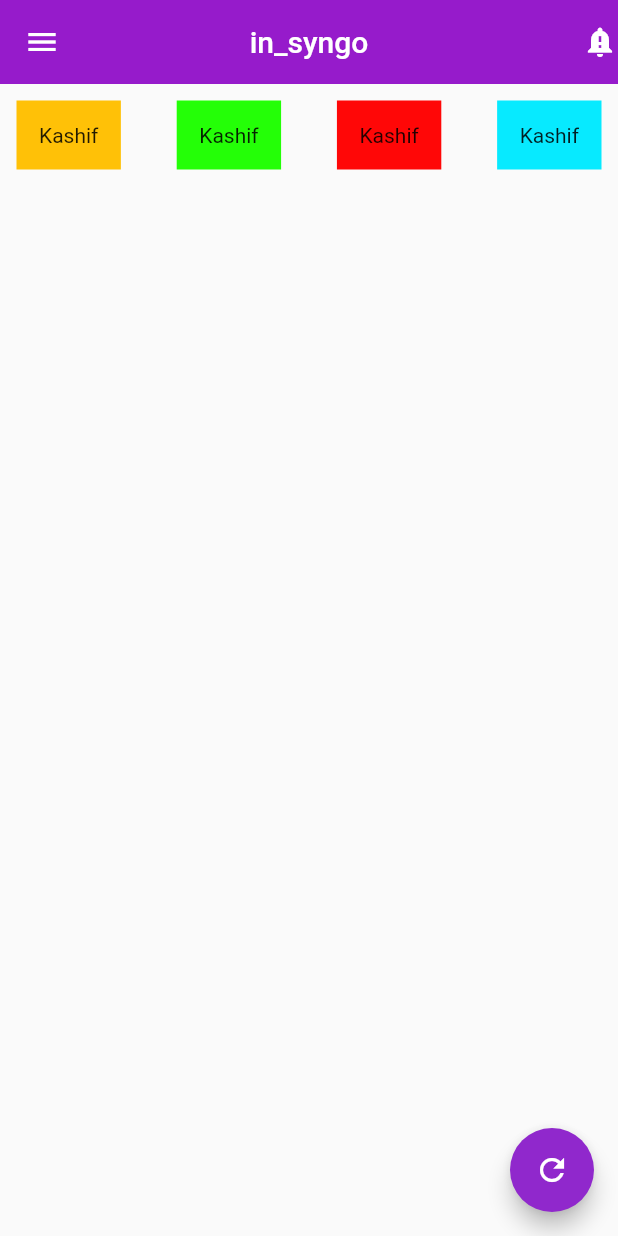
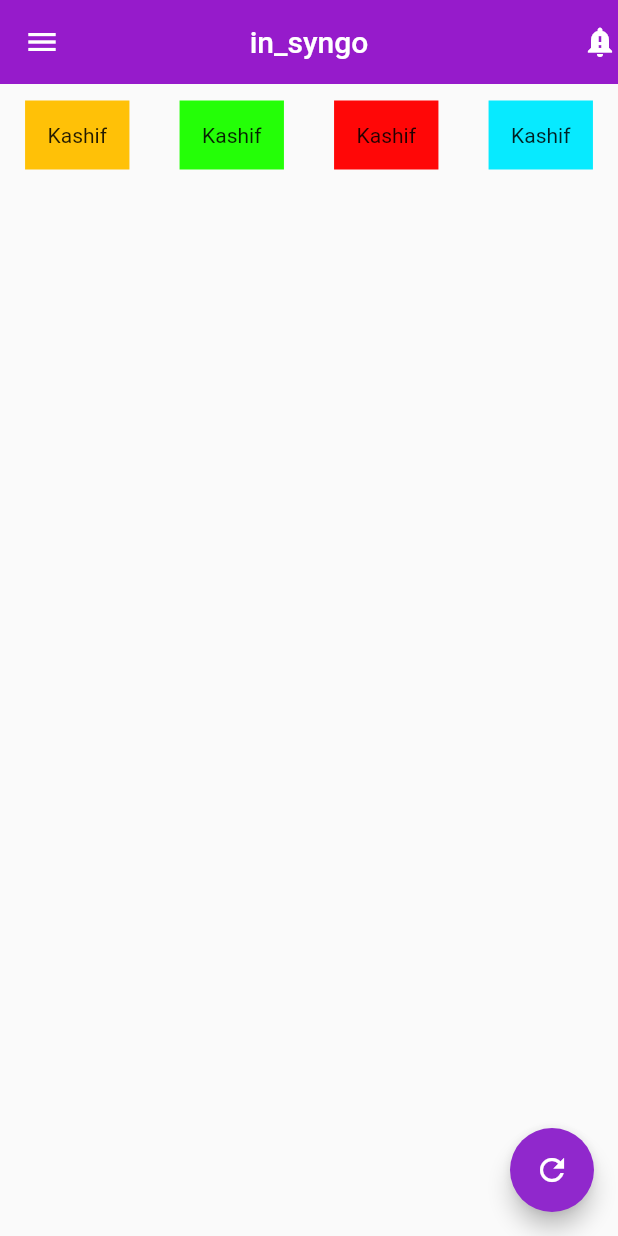
Before and after one commit to HEYKASHIF/flybe, a Flutter app: the screen it shows after launch, on a phone screen of 412 x 824 dp. Run offline on Flutter 3.47's test engine with Material 2 defaults, Android fonts, the light colour scheme and no system bars.

Commit message:
26-march commit19

```diff
--- a/lib/main.dart
+++ b/lib/main.dart
@@ -29,7 +29,7 @@ class MyApp extends StatelessWidget {
           actions: const [Icon(Icons.notification_important)],
         ),
         body: Row(
-          mainAxisAlignment: MainAxisAlignment.spaceBetween,
+          mainAxisAlignment: MainAxisAlignment.spaceAround,
           children: [
             Container(
               margin: EdgeInsets.all(11),
```
